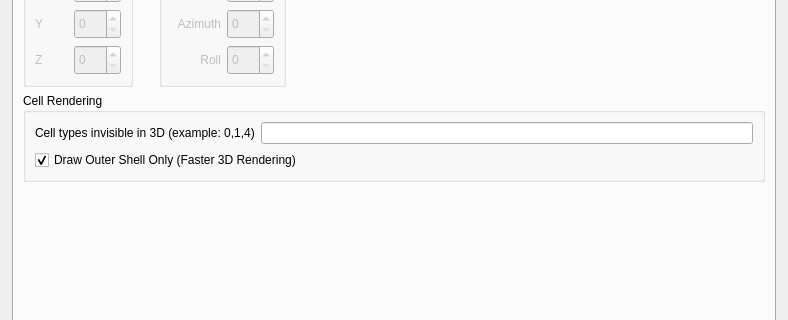
Before: the Qt Designer form cc3d/player5/Configuration/cc3D_prefs.ui in CompuCell3D/cc3d-player5, drawn with Qt 5; both pictures show x 0 to 788 and y 97 to 417 of the 788 by 723 pixel window.
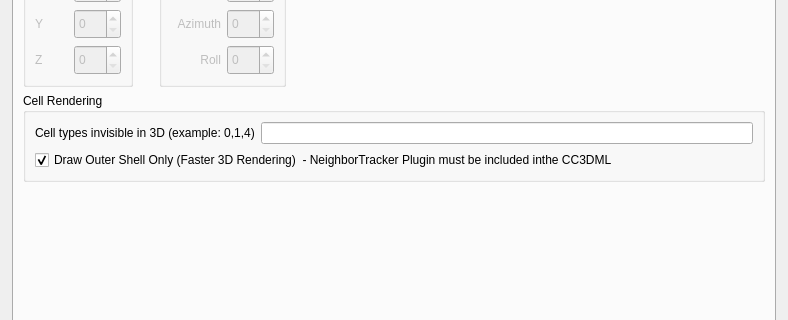
After: the same form once the commit is applied. The open tabs and pages were chosen to show the change.

Commit message: Added information about NeighborTracker - commits from this branch address https://github.com/CompuCell3D/cc3d-player5/issues/54

```diff
--- a/cc3d/player5/Configuration/cc3D_prefs.ui
+++ b/cc3d/player5/Configuration/cc3D_prefs.ui
@@ -2915,7 +2915,7 @@
         <item>
          <widget class="QCheckBox" name="cell_shell_optimization_CB">
           <property name="text">
-           <string>Draw Outer Shell Only (Faster 3D Rendering)</string>
+           <string>Draw Outer Shell Only (Faster 3D Rendering)  - NeighborTracker Plugin must be included inthe CC3DML</string>
           </property>
           <property name="checked">
            <bool>true</bool>
```
The commit also changes 1 other file.
